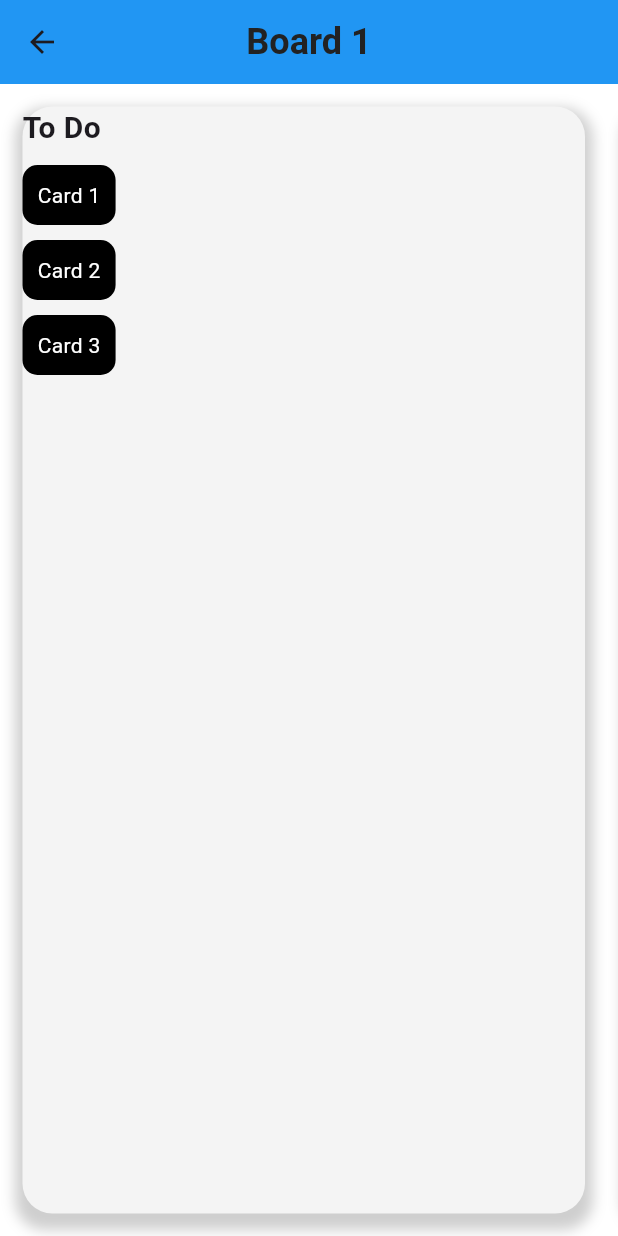
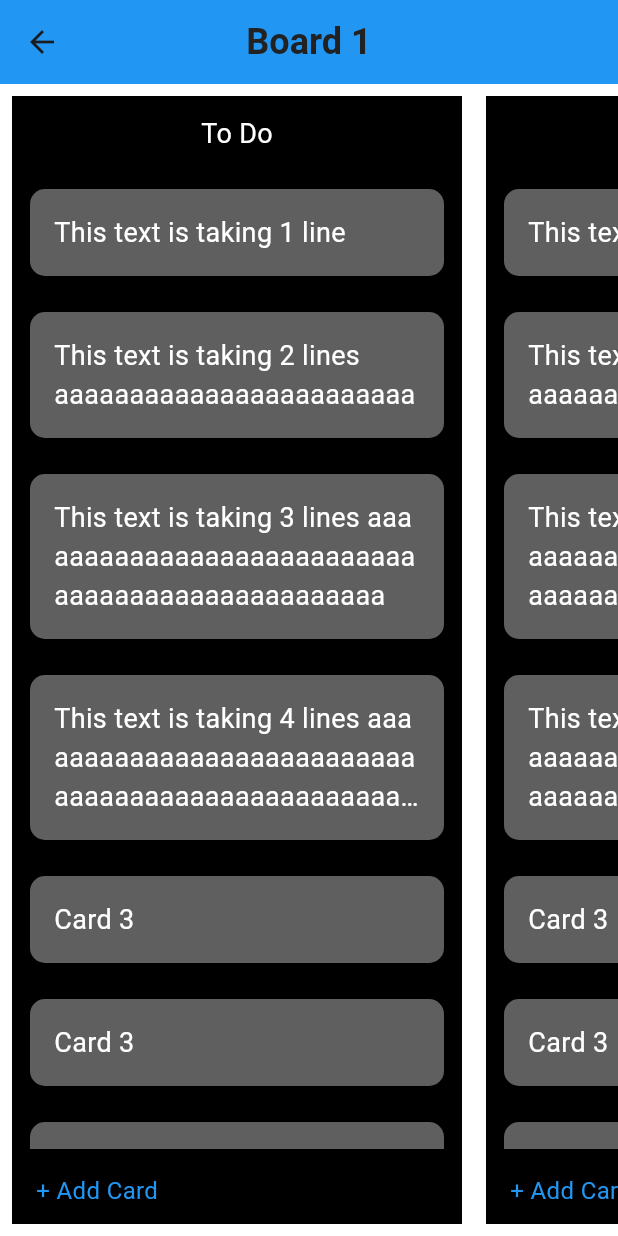
Before and after one commit to Torahime3/TrellTech_mobile, a Flutter app: the screen it shows after launch, after a tap on "Board 1", on a phone screen of 412 x 824 dp. Run offline on Flutter 3.47's test engine with Material 3 defaults, Android fonts, the phone set to English and light mode, and no system bars.

Commit message:
Refactor board.dart to add cards in the list

```diff
--- a/trelltech/lib/models/card_model.dart
+++ b/trelltech/lib/models/card_model.dart
@@ -1,5 +1,3 @@
-import 'package:flutter/material.dart';
-
 class CardModel {
   String name;
 
@@ -9,8 +7,21 @@ class CardModel {
 
   static List<CardModel> getCard() {
     return [
-      CardModel(name: 'Card 1'),
-      CardModel(name: 'Card 2'),
+      CardModel(name: 'This text is taking 1 line'),
+      CardModel(name: 'This text is taking 2 lines aaaaaaaaaaaaaaaaaaaaaaaa'),
+      CardModel(
+          name:
+              'This text is taking 3 lines aaaaaaaaaaaaaaaaaaaaaaaaaaaaaaaaaaaaaaaaaaaaaaaaa'),
+      CardModel(
+          name:
+              'This text is taking 4 lines aaaaaaaaaaaaaaaaaaaaaaaaaaaaaaaaaaaaaaaaaaaaaaaaaaaaaaaaa'),
+      CardModel(name: 'Card 3'),
+      CardModel(name: 'Card 3'),
+      CardModel(name: 'Card 3'),
+      CardModel(name: 'Card 3'),
+      CardModel(name: 'Card 3'),
+      CardModel(name: 'Card 3'),
+      CardModel(name: 'Card 3'),
       CardModel(name: 'Card 3'),
     ];
   }
--- a/trelltech/lib/pages/board.dart
+++ b/trelltech/lib/pages/board.dart
@@ -1,107 +1,132 @@
 import 'package:flutter/material.dart';
-import 'package:flutter/widgets.dart';
 import 'package:trelltech/models/board_model.dart';
+import 'package:trelltech/models/card_model.dart';
 import 'package:trelltech/models/list_model.dart';
-import 'package:trelltech/models/card_model.dart';
 import 'package:trelltech/widgets/appbar.dart';
 
 class BoardPage extends StatelessWidget {
   final BoardModel board;
+  final List<CardModel> cards = CardModel.getCard();
+  final List<ListModel> lists = ListModel.getList();
 
   BoardPage(this.board, {super.key});
 
-  List<ListModel> lists = [];
-  List<CardModel> cards = [];
-
-  void _getInitialInfo() {
-    lists = ListModel.getList();
-    cards = CardModel.getCard();
+  @override
+  Widget build(BuildContext context) {
+    return Scaffold(
+      appBar: appbar(
+          text: board.name, color: board.color), // Use BoardModel properties
+      body: Container(
+        color: Colors.white, // Background color
+        child: ListView.builder(
+          scrollDirection: Axis.horizontal,
+          itemCount: lists.length,
+          itemBuilder: (BuildContext context, int index) {
+            return _buildList(lists[index]);
+          },
+        ),
+      ),
+    );
   }
 
-  @override
-  Widget build(BuildContext context) {
-    _getInitialInfo();
-    return Scaffold(
-      appBar: appbar(text: board.getName(), color: board.getColor()),
-      body: Container(
-        color: const Color.fromARGB(255, 255, 255, 255),
+  Widget _buildList(ListModel list) {
+    return Container(
+      width: 300,
+      margin: const EdgeInsets.all(8.0),
+      decoration: BoxDecoration(
+        color: Colors.black, // List background color
+        borderRadius: BorderRadius.circular(10.0),
+      ),
+      child: Stack(
+        // Use Stack for positioning
+        children: [
+          Column(
+            // Existing list content
+            children: [
+              //list header
+              Container(
+                height: 50,
+                color: Colors.black,
+                child: Center(
+                  child: Text(
+                    list.name,
+                    style: const TextStyle(
+                      fontSize: 18,
+                      color: Colors.white,
+                    ),
+                  ),
+                ),
+              ),
+              Expanded(
+                //list body
                 child: ListView.builder(
-          itemCount: lists.length,
-          scrollDirection: Axis.horizontal,
+                  // Use list.cards.length for card count
+                  itemCount: cards.length,
                   itemBuilder: (BuildContext context, int index) {
-            List<CardModel> cards =
-                CardModel.getCard(); // Fetch cards for the current list
-            return Container(
-              decoration: BoxDecoration(
-                color: const Color.fromARGB(255, 244, 244, 244),
-                borderRadius: BorderRadius.circular(20),
-                boxShadow: [
-                  BoxShadow(
-                    color: Colors.grey.withOpacity(0.5),
-                    spreadRadius: 5,
-                    blurRadius: 7,
-                    offset: const Offset(0, 6),
+                    return _buildCard(cards[index]);
+                  },
+                ),
               ),
             ],
           ),
-              width: 375,
-              margin: const EdgeInsets.all(15),
-              child: Column(
-                crossAxisAlignment: CrossAxisAlignment.start,
+          Positioned(
+            // list footer
+            bottom: 0.0,
+            left: 0.0,
+            right: 0.0,
+            child: _buildAddCardRow(),
+          ),
+        ],
+      ),
+    );
+  }
+
+  Widget _buildAddCardRow() {
+    // text at the bottom of the list
+    return Container(
+      padding: const EdgeInsets.all(16.0),
+      height: 50,
+      color: Colors.black, // Background color
+      child: const Row(
+        mainAxisAlignment: MainAxisAlignment.start,
         children: [
           Text(
-                    lists[index].name,
-                    style: const TextStyle(
-                      fontSize: 20,
-                      fontWeight: FontWeight.bold,
-                    ),
-                  ),
-                  SizedBox(height: 10),
-                  // Display cards as rounded black boxes
-                  for (var card in cards)
-                    Container(
-                      margin: EdgeInsets.only(bottom: 10),
-                      decoration: BoxDecoration(
-                        color: Colors.black,
-                        borderRadius: BorderRadius.circular(10),
-                      ),
-                      padding: EdgeInsets.all(10),
-                      child: Text(
-                        card.getName(),
-                        style: TextStyle(color: Colors.white),
+            "+ Add Card",
+            style: TextStyle(
+              fontSize: 16,
+              color: Colors.blue,
             ),
           ),
         ],
       ),
     );
-          },
+  }
+
+  Widget _buildCard(CardModel card) {
+    return Container(
+      margin: const EdgeInsets.all(12.0),
+      padding: const EdgeInsets.all(16.0),
+      decoration: BoxDecoration(
+        color: Color.fromARGB(255, 95, 95, 95),
+        borderRadius: BorderRadius.circular(10.0),
       ),
+      child: Row(
+        mainAxisAlignment: MainAxisAlignment.start,
+        children: [
+          Expanded(
+            // Wrap text widget with Expanded
+            child: Text(
+              card.name,
+              style: const TextStyle(
+                fontSize: 18,
+                color: Colors.white, // Text color for header
+              ),
+              maxLines: 3,
+              overflow: TextOverflow.ellipsis,
+            ),
+          ),
+        ],
       ),
     );
   }
 }
-// Container list(index) {
-//   return Container(
-//     decoration: BoxDecoration(
-//       color: Color.fromARGB(255, 244, 244, 244),
-//       borderRadius: BorderRadius.circular(20),
-//       boxShadow: [
-//         BoxShadow(
-//           color: Colors.grey.withOpacity(0.5),
-//           spreadRadius: 5,
-//           blurRadius: 7,
-//           offset: const Offset(0, 6),
-//         ),
-//       ],
-//     ),
-//     width: 375,
-//     margin: const EdgeInsets.all(15),
-//     child: Column(
-//       children: [
-//         Text(),
-//         Text("carte 1"),
-//         Text("carte 2"),
-//         Text("carte 3"),
-//       ],
-//     ),
-//   );
--- a/trelltech/lib/pages/home.dart
+++ b/trelltech/lib/pages/home.dart
@@ -1,5 +1,3 @@
-import 'dart:math';
-
 import 'package:flutter/material.dart';
 import 'package:trelltech/models/board_model.dart';
 import 'package:trelltech/pages/board.dart';
```
Lines whose indentation alone changed are shown as unchanged.
